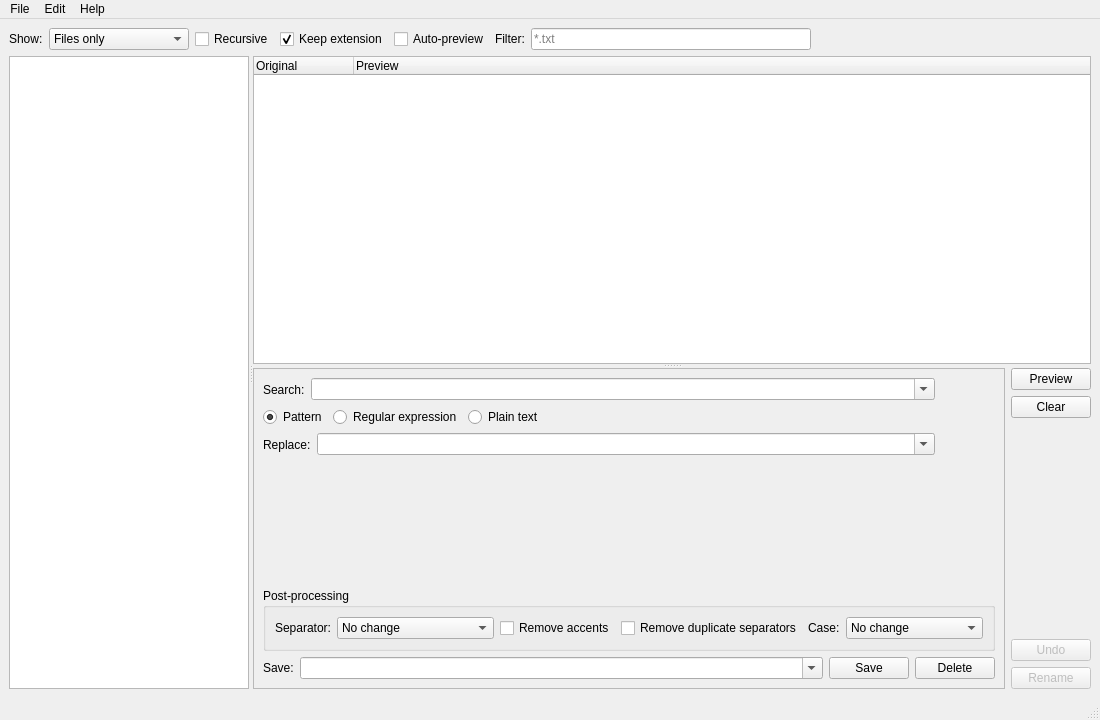
This is src/pbrenamer/ui/main_window.ui in ppoilbarbe/PBRenamer as Qt 5 draws it before an edit. The edited form follows.
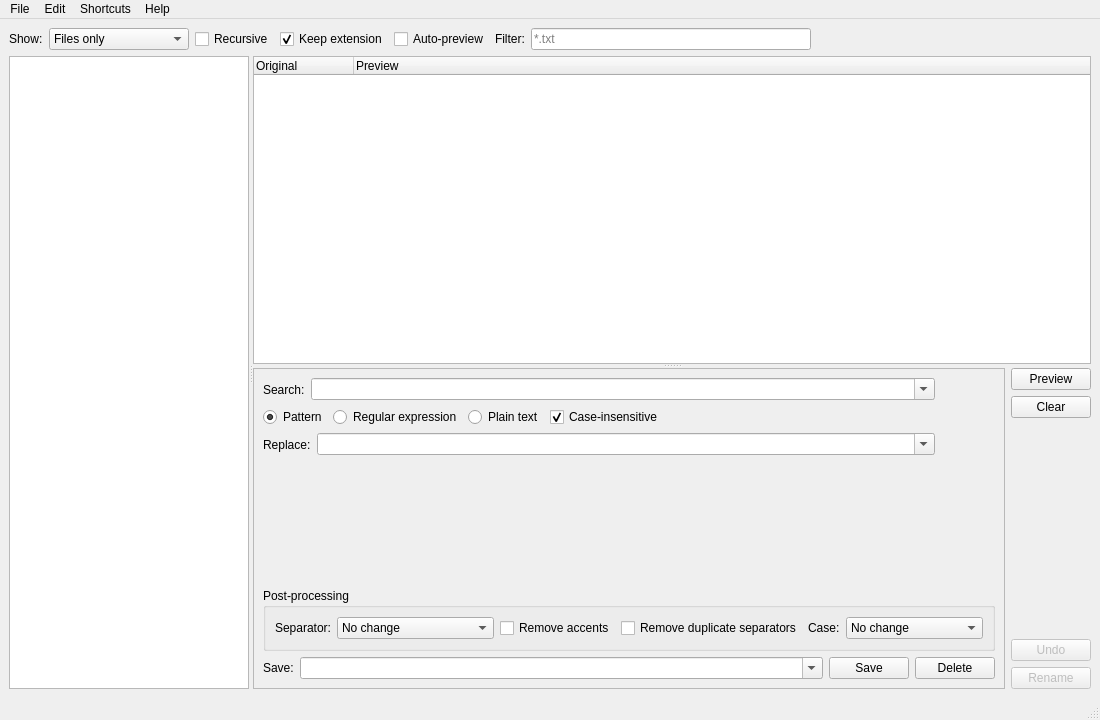
This is the edited form.

Commit message:
feat: restore last directory, file info window, shortcuts dialog, system bookmarks
Also fix CI: compile .mo files before running tests (available_languages()
globs .mo files; they are gitignored and were missing in the test job).

Patch:
```diff
--- a/src/pbrenamer/ui/main_window.ui
+++ b/src/pbrenamer/ui/main_window.ui
@@ -185,6 +185,14 @@
                 <property name="statusTip"><string>Match file names by looking for the search text as a literal string</string></property>
                </widget>
               </item>
+              <item>
+               <widget class="QCheckBox" name="chkCaseInsensitive">
+                <property name="text"><string>Case-insensitive</string></property>
+                <property name="checked"><bool>true</bool></property>
+                <property name="toolTip"><string>Ignore case when searching</string></property>
+                <property name="statusTip"><string>When checked, the search pattern matches file names regardless of letter case</string></property>
+               </widget>
+              </item>
               <item>
                <spacer>
                 <property name="orientation"><enum>Qt::Horizontal</enum></property>
@@ -415,12 +423,17 @@
     <addaction name="separator"/>
     <addaction name="actionSettings"/>
    </widget>
+   <widget class="QMenu" name="menuShortcuts">
+    <property name="title"><string>Shortcuts</string></property>
+    <addaction name="actionEditShortcuts"/>
+   </widget>
    <widget class="QMenu" name="menuHelp">
     <property name="title"><string>Help</string></property>
     <addaction name="actionAbout"/>
    </widget>
    <addaction name="menuFile"/>
    <addaction name="menuEdit"/>
+   <addaction name="menuShortcuts"/>
    <addaction name="menuHelp"/>
   </widget>
 
```
Left out of the diff: 15 changed lines with no effect on the pictures. The commit also changes 39 other files.
